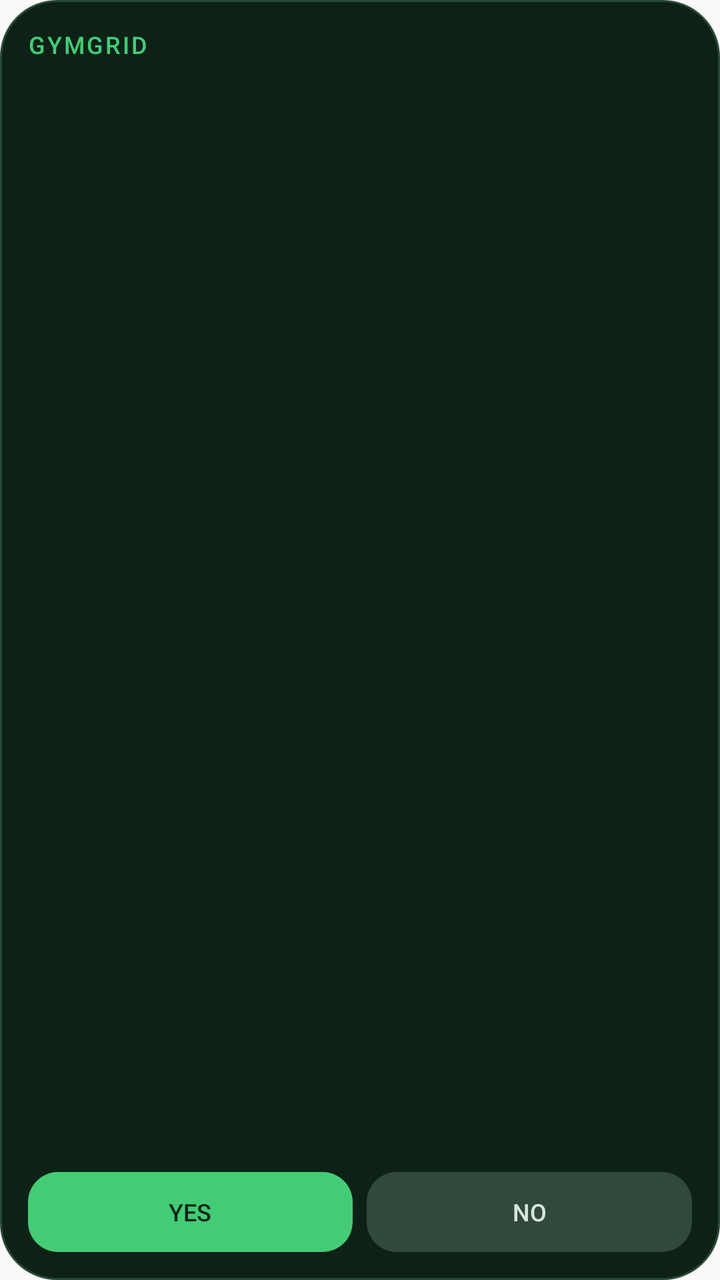
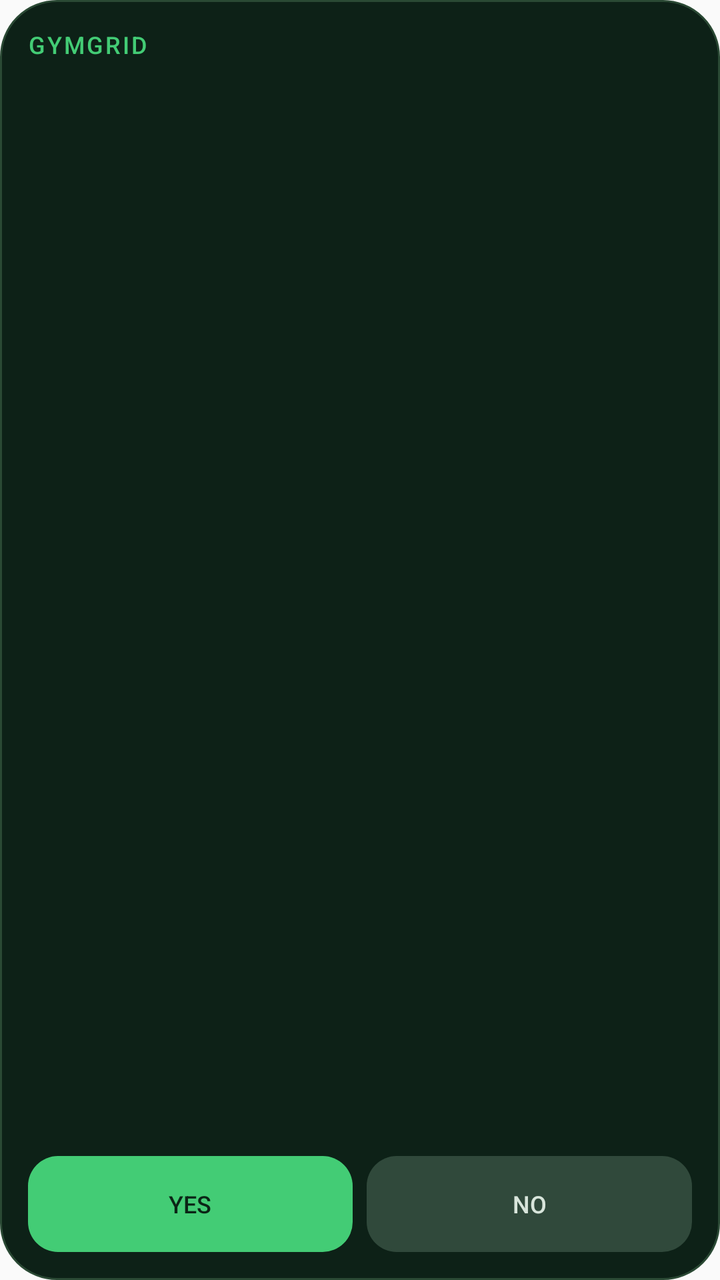

The first picture is an Android layout as it rendered before a commit; the second is the same layout after the commit. The layout source and the unified diff follow.
<!-- AndroidManifest.xml: application theme android:Theme.Material.Light.NoActionBar -->
<!-- res/layout/widget.xml -->
<LinearLayout xmlns:android="http://schemas.android.com/apk/res/android"
    android:layout_width="match_parent"
    android:layout_height="match_parent"
    android:background="@drawable/widget_background"
    android:orientation="vertical"
    android:padding="14dp">

    <LinearLayout
        android:layout_width="match_parent"
        android:layout_height="wrap_content"
        android:gravity="center_vertical"
        android:orientation="horizontal">
        <TextView
            android:id="@+id/widget_title"
            android:layout_width="0dp"
            android:layout_height="wrap_content"
            android:layout_weight="1"
            android:fontFamily="sans-serif-medium"
            android:letterSpacing="0.08"
            android:text="GYMGRID"
            android:textColor="#43CC75"
            android:textSize="12sp" />
        <TextView
            android:id="@+id/widget_streak"
            android:layout_width="wrap_content"
            android:layout_height="wrap_content"
            android:fontFamily="sans-serif-medium"
            android:textColor="#A9BEAE"
            android:textSize="10sp" />
    </LinearLayout>

    <TextView
        android:id="@+id/widget_status"
        android:layout_width="match_parent"
        android:layout_height="wrap_content"
        android:layout_marginTop="3dp"
        android:fontFamily="sans-serif-medium"
        android:textColor="#ECF7ED"
        android:textSize="13sp" />

    <ImageView
        android:id="@+id/widget_image"
        android:layout_width="match_parent"
        android:layout_height="0dp"
        android:layout_marginTop="8dp"
        android:layout_marginBottom="8dp"
        android:layout_weight="1"
        android:contentDescription="@string/calendar_description"
        android:scaleType="fitXY" />

    <LinearLayout
        android:layout_width="match_parent"
        android:layout_height="40dp"
        android:orientation="horizontal">
        <TextView
            android:id="@+id/widget_yes"
            android:layout_width="0dp"
            android:layout_height="match_parent"
            android:layout_weight="1"
            android:background="@drawable/widget_yes_button"
            android:contentDescription="@string/widget_yes_description"
            android:fontFamily="sans-serif-medium"
            android:gravity="center"
            android:text="YES"
            android:textColor="#0B2516"
            android:textSize="12sp" />
        <TextView
            android:id="@+id/widget_no"
            android:layout_width="0dp"
            android:layout_height="match_parent"
            android:layout_marginLeft="7dp"
            android:layout_weight="1"
            android:background="@drawable/widget_no_button"
            android:contentDescription="@string/widget_no_description"
            android:fontFamily="sans-serif-medium"
            android:gravity="center"
            android:text="NO"
            android:textColor="#D8E5DB"
            android:textSize="12sp" />
    </LinearLayout>
</LinearLayout>
<!-- resources referenced by this layout -->
<resources>
  <!-- drawable widget_background (drawable) -->
  <shape xmlns:android="http://schemas.android.com/apk/res/android" android:shape="rectangle">
      <solid android:color="#0D2117" />
      <corners android:radius="28dp" />
      <stroke android:width="1dp" android:color="#2A4934" />
  </shape>
  <!-- drawable widget_no_button (drawable) -->
  <ripple xmlns:android="http://schemas.android.com/apk/res/android" android:color="#7F9B87">
      <item>
          <shape android:shape="rectangle">
              <solid android:color="#30493B" />
              <corners android:radius="15dp" />
          </shape>
      </item>
  </ripple>
  <!-- drawable widget_yes_button (drawable) -->
  <ripple xmlns:android="http://schemas.android.com/apk/res/android" android:color="#C5F7D6">
      <item>
          <shape android:shape="rectangle">
              <solid android:color="#43CC75" />
              <corners android:radius="15dp" />
          </shape>
      </item>
  </ripple>
  <string name="calendar_description">Workout calendar: green is Yes, gray is No</string>
  <string name="widget_no_description">No, I did not train today</string>
  <string name="widget_yes_description">Yes, I trained today</string>
</resources>

<!-- the commit's change to res/layout/widget.xml (unified diff, before → after) -->
@@ -50,7 +50,7 @@
 
     <LinearLayout
         android:layout_width="match_parent"
-        android:layout_height="40dp"
+        android:layout_height="48dp"
         android:orientation="horizontal">
         <TextView
             android:id="@+id/widget_yes"
